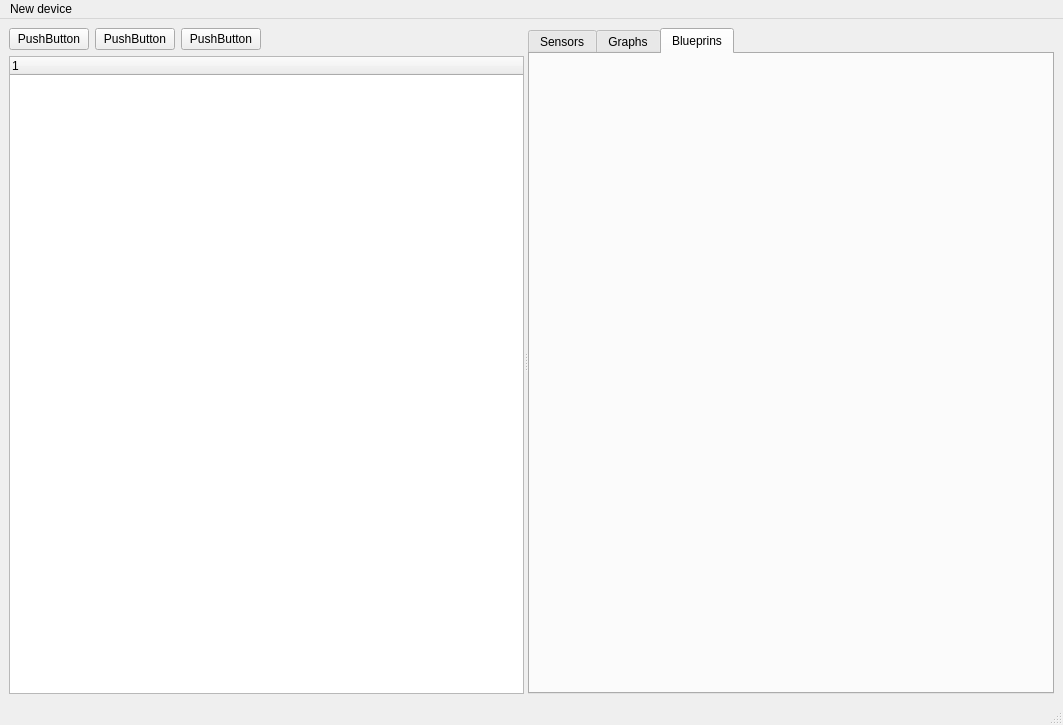
Before: the Qt Designer form smartsensors.ui in pbustos/smartpolitech-monitoring, drawn with Qt 5.
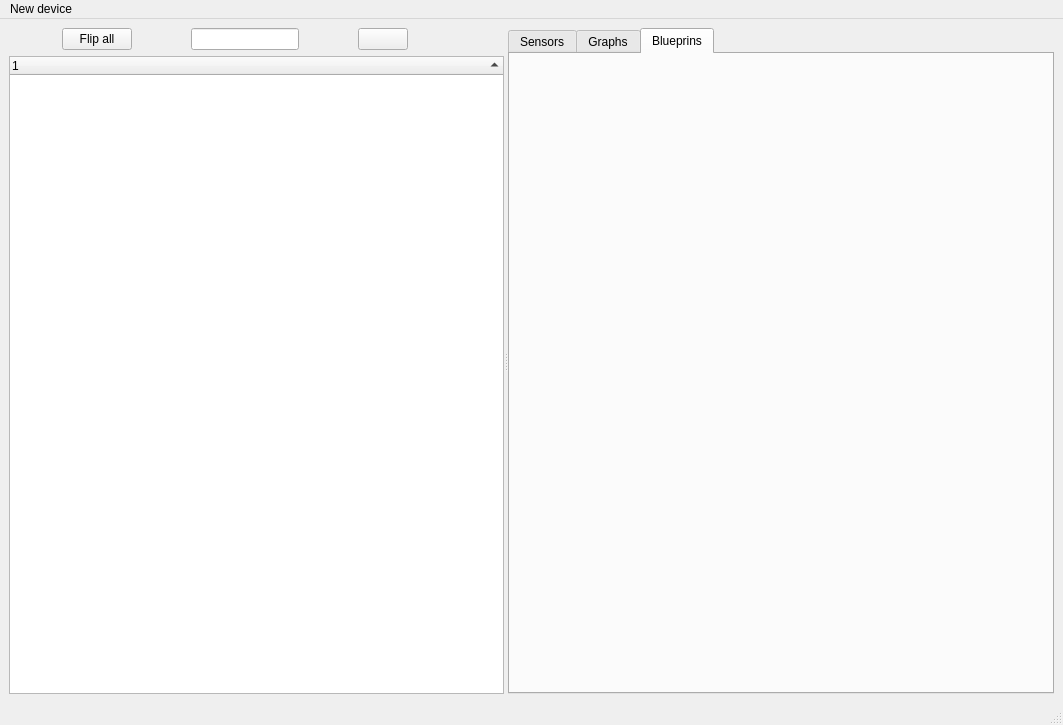
After: the same form once the commit is applied. The open tabs and pages were chosen to show the change. Icons and pictures are not drawn. Custom widgets are drawn as their Qt base class.

Diff of the .ui file:
```diff
--- a/smartsensors.ui
+++ b/smartsensors.ui
@@ -20,31 +20,62 @@
       <property name="orientation">
        <enum>Qt::Horizontal</enum>
       </property>
-      <widget class="QWidget" name="">
+      <widget class="QWidget" name="layoutWidget">
        <layout class="QVBoxLayout" name="verticalLayout_3">
         <property name="sizeConstraint">
          <enum>QLayout::SetMinimumSize</enum>
         </property>
         <item>
          <layout class="QHBoxLayout" name="horizontalLayout">
+          <item>
+           <widget class="QPushButton" name="flipButton">
+            <property name="maximumSize">
+             <size>
+              <width>70</width>
+              <height>16777215</height>
+             </size>
+            </property>
+            <property name="text">
+             <string>Flip all</string>
+            </property>
+           </widget>
+          </item>
+          <item>
+           <widget class="QLineEdit" name="filterLineEdit">
+            <property name="sizePolicy">
+             <sizepolicy hsizetype="Maximum" vsizetype="Fixed">
+              <horstretch>0</horstretch>
+              <verstretch>0</verstretch>
+             </sizepolicy>
+            </property>
+           </widget>
+          </item>
           <item>
            <widget class="QPushButton" name="pushButton">
-            <property name="text">
-             <string>PushButton</string>
+            <property name="sizePolicy">
+             <sizepolicy hsizetype="Minimum" vsizetype="Preferred">
+              <horstretch>0</horstretch>
+              <verstretch>0</verstretch>
+             </sizepolicy>
             </property>
-           </widget>
-          </item>
-          <item>
-           <widget class="QPushButton" name="pushButton_2">
-            <property name="text">
-             <string>PushButton</string>
+            <property name="maximumSize">
+             <size>
+              <width>50</width>
+              <height>16777215</height>
+             </size>
             </property>
-           </widget>
-          </item>
-          <item>
-           <widget class="QPushButton" name="pushButton_3">
             <property name="text">
-             <string>PushButton</string>
+             <string/>
+            </property>
+            <property name="icon">
+             <iconset>
+              <normaloff>icons/filter-512.png</normaloff>icons/filter-512.png</iconset>
+            </property>
+            <property name="iconSize">
+             <size>
+              <width>24</width>
+              <height>24</height>
+             </size>
             </property>
            </widget>
           </item>
@@ -53,6 +84,9 @@
             <property name="orientation">
              <enum>Qt::Horizontal</enum>
             </property>
+            <property name="sizeType">
+             <enum>QSizePolicy::Minimum</enum>
+            </property>
             <property name="sizeHint" stdset="0">
              <size>
               <width>40</width>
@@ -71,6 +105,15 @@
             <verstretch>0</verstretch>
            </sizepolicy>
           </property>
+          <property name="sortingEnabled">
+           <bool>true</bool>
+          </property>
+          <property name="animated">
+           <bool>true</bool>
+          </property>
+          <attribute name="headerShowSortIndicator" stdset="0">
+           <bool>true</bool>
+          </attribute>
           <column>
            <property name="text">
             <string notr="true">1</string>
@@ -163,6 +206,11 @@
         <attribute name="title">
          <string>Blueprins</string>
         </attribute>
+        <layout class="QVBoxLayout" name="verticalLayout_9">
+         <item>
+          <layout class="QVBoxLayout" name="svgLayout"/>
+         </item>
+        </layout>
        </widget>
       </widget>
      </widget>
```
